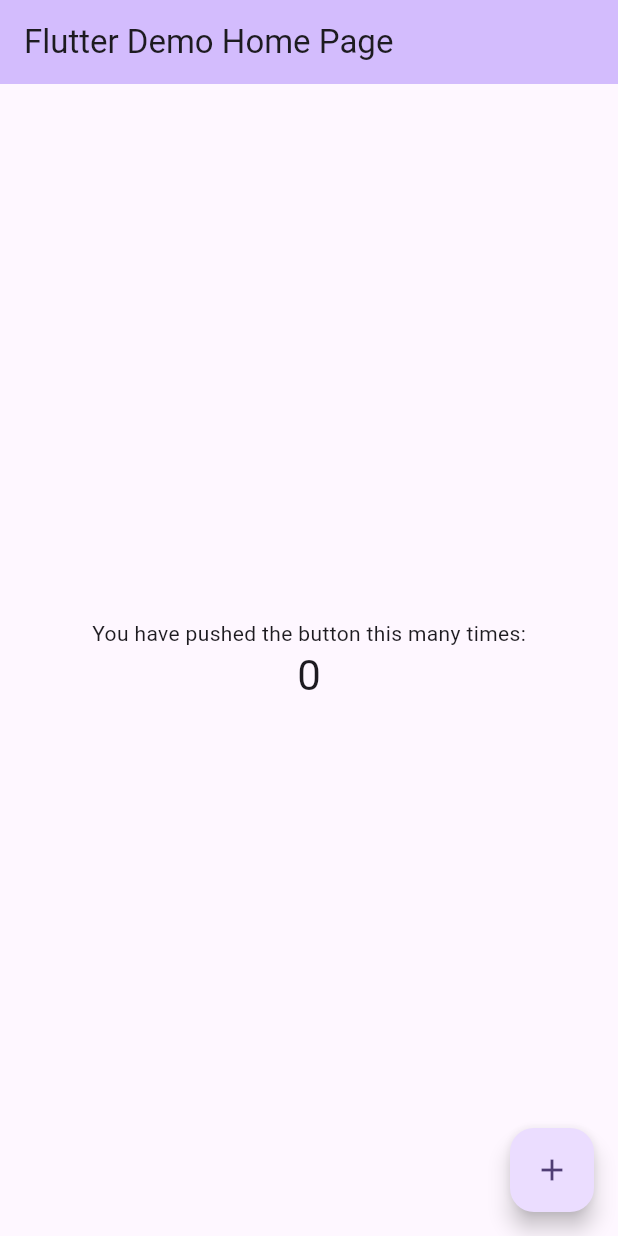
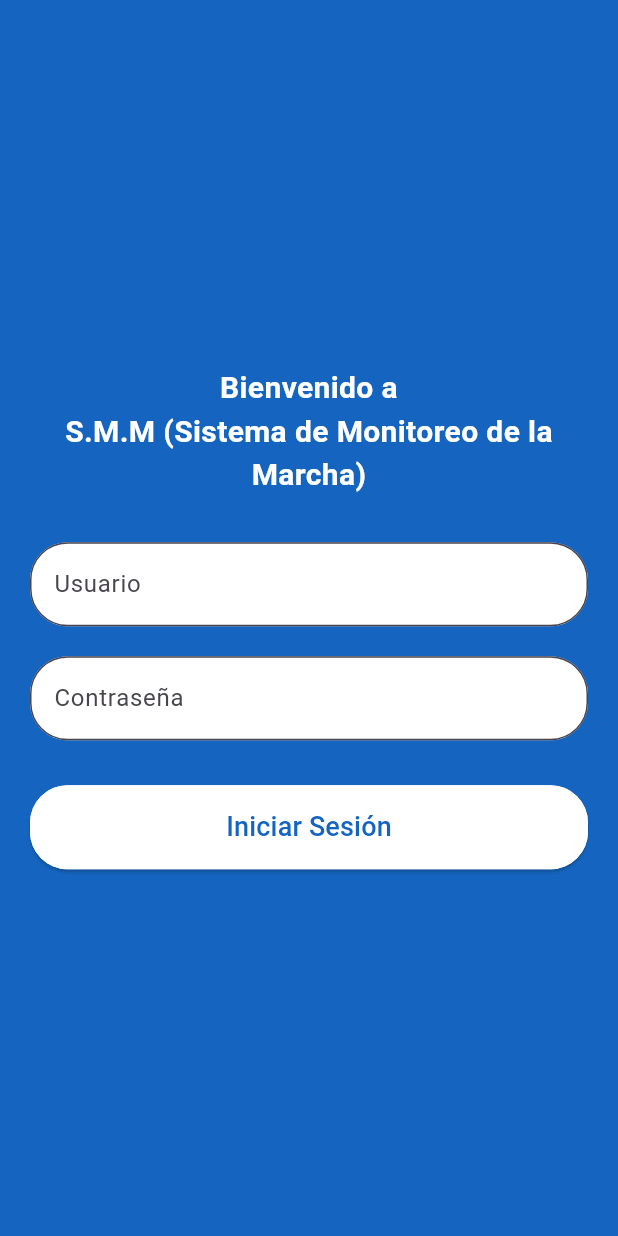
Before and after one commit to LEYENDARYCOMPANY2024/S.T.M-APP_MOVIL, a Flutter app: the screen it shows after launch, on a phone screen of 412 x 824 dp. Run offline on Flutter 3.47's test engine with Material 3 defaults, Android fonts, the phone set to English and light mode, and no system bars; our stand-ins replace supabase_flutter; accounts and stored records are empty.

Commit message:
Login y conexion a bd

```diff
--- a/app/lib/main.dart
+++ b/app/lib/main.dart
@@ -1,122 +1,35 @@
 import 'package:flutter/material.dart';
+import 'package:provider/provider.dart';
+import 'package:supabase_flutter/supabase_flutter.dart';
+import 'views/login_view.dart';
+import 'viewmodels/login_viewmodel.dart';
+import 'services/auth_services.dart';
 
-void main() {
+void main() async {
+  WidgetsFlutterBinding.ensureInitialized();
+
+  // Inicializar Supabase directamente
+  await Supabase.initialize(
+    url: "https://hxjmzijhcmhfcrjcptge.supabase.co",
+    anonKey: "eyJhbGciOiJIUzI1NiIsInR5cCI6IkpXVCJ9.eyJpc3MiOiJzdXBhYmFzZSIsInJlZiI6Imh4am16aWpoY21oZmNyamNwdGdlIiwicm9sZSI6ImFub24iLCJpYXQiOjE3NDAwODMxODgsImV4cCI6MjA1NTY1OTE4OH0.fZ1QaYkFTfJTdupOUkV7V9a7kIIVHCt_XusnNWxkyqw",
+  );
+
   runApp(const MyApp());
 }
 
 class MyApp extends StatelessWidget {
   const MyApp({super.key});
 
-  // This widget is the root of your application.
   @override
   Widget build(BuildContext context) {
-    return MaterialApp(
-      title: 'Flutter Demo',
-      theme: ThemeData(
-        // This is the theme of your application.
-        //
-        // TRY THIS: Try running your application with "flutter run". You'll see
-        // the application has a purple toolbar. Then, without quitting the app,
-        // try changing the seedColor in the colorScheme below to Colors.green
-        // and then invoke "hot reload" (save your changes or press the "hot
-        // reload" button in a Flutter-supported IDE, or press "r" if you used
-        // the command line to start the app).
-        //
-        // Notice that the counter didn't reset back to zero; the application
-        // state is not lost during the reload. To reset the state, use hot
-        // restart instead.
-        //
-        // This works for code too, not just values: Most code changes can be
-        // tested with just a hot reload.
-        colorScheme: ColorScheme.fromSeed(seedColor: Colors.deepPurple),
+    return MultiProvider(
+      providers: [
+        ChangeNotifierProvider(create: (_) => LoginViewModel(AuthService())),
+      ],
+      child: MaterialApp(
+        debugShowCheckedModeBanner: false,
+        home: LoginView(),
       ),
-      home: const MyHomePage(title: 'Flutter Demo Home Page'),
     );
   }
 }
-
-class MyHomePage extends StatefulWidget {
-  const MyHomePage({super.key, required this.title});
-
-  // This widget is the home page of your application. It is stateful, meaning
-  // that it has a State object (defined below) that contains fields that affect
-  // how it looks.
-
-  // This class is the configuration for the state. It holds the values (in this
-  // case the title) provided by the parent (in this case the App widget) and
-  // used by the build method of the State. Fields in a Widget subclass are
-  // always marked "final".
-
-  final String title;
-
-  @override
-  State<MyHomePage> createState() => _MyHomePageState();
-}
-
-class _MyHomePageState extends State<MyHomePage> {
-  int _counter = 0;
-
-  void _incrementCounter() {
-    setState(() {
-      // This call to setState tells the Flutter framework that something has
-      // changed in this State, which causes it to rerun the build method below
-      // so that the display can reflect the updated values. If we changed
-      // _counter without calling setState(), then the build method would not be
-      // called again, and so nothing would appear to happen.
-      _counter++;
-    });
-  }
-
-  @override
-  Widget build(BuildContext context) {
-    // This method is rerun every time setState is called, for instance as done
-    // by the _incrementCounter method above.
-    //
-    // The Flutter framework has been optimized to make rerunning build methods
-    // fast, so that you can just rebuild anything that needs updating rather
-    // than having to individually change instances of widgets.
-    return Scaffold(
-      appBar: AppBar(
-        // TRY THIS: Try changing the color here to a specific color (to
-        // Colors.amber, perhaps?) and trigger a hot reload to see the AppBar
-        // change color while the other colors stay the same.
-        backgroundColor: Theme.of(context).colorScheme.inversePrimary,
-        // Here we take the value from the MyHomePage object that was created by
-        // the App.build method, and use it to set our appbar title.
-        title: Text(widget.title),
-      ),
-      body: Center(
-        // Center is a layout widget. It takes a single child and positions it
-        // in the middle of the parent.
-        child: Column(
-          // Column is also a layout widget. It takes a list of children and
-          // arranges them vertically. By default, it sizes itself to fit its
-          // children horizontally, and tries to be as tall as its parent.
-          //
-          // Column has various properties to control how it sizes itself and
-          // how it positions its children. Here we use mainAxisAlignment to
-          // center the children vertically; the main axis here is the vertical
-          // axis because Columns are vertical (the cross axis would be
-          // horizontal).
-          //
-          // TRY THIS: Invoke "debug painting" (choose the "Toggle Debug Paint"
-          // action in the IDE, or press "p" in the console), to see the
-          // wireframe for each widget.
-          mainAxisAlignment: MainAxisAlignment.center,
-          children: <Widget>[
-            const Text('You have pushed the button this many times:'),
-            Text(
-              '$_counter',
-              style: Theme.of(context).textTheme.headlineMedium,
-            ),
-          ],
-        ),
-      ),
-      floatingActionButton: FloatingActionButton(
-        onPressed: _incrementCounter,
-        tooltip: 'Increment',
-        child: const Icon(Icons.add),
-      ), // This trailing comma makes auto-formatting nicer for build methods.
-    );
-  }
-}
--- /dev/null
+++ b/app/lib/services/auth_services.dart
@@ -0,0 +1,21 @@
+import 'package:supabase_flutter/supabase_flutter.dart';
+
+class AuthService {
+  final SupabaseClient _supabase = Supabase.instance.client;
+
+  Future<bool> login(String username, String password) async {
+    try {
+      final response = await _supabase
+          .from('pacientes')
+          .select('nombre_usuario_p, contrasena_p')
+          .eq('nombre_usuario_p', username)
+          .eq('contrasena_p', password)
+          .maybeSingle();
+
+      return response != null;
+    } catch (e) {
+      print('Error en login: $e');
+      return false;
+    }
+  }
+}
--- /dev/null
+++ b/app/lib/viewmodels/login_viewmodel.dart
@@ -0,0 +1,21 @@
+import 'package:flutter/material.dart';
+import '../services/auth_services.dart';
+
+class LoginViewModel extends ChangeNotifier {
+  final AuthService _authService;
+  TextEditingController usernameController = TextEditingController();
+  TextEditingController passwordController = TextEditingController();
+
+  LoginViewModel(this._authService);
+
+  Future<void> login() async {
+    String username = usernameController.text;
+    String password = passwordController.text;
+    bool success = await _authService.login(username, password);
+    if (success) {
+      print('Login exitoso');
+    } else {
+      print('Credenciales incorrectas');
+    }
+  }
+}
--- /dev/null
+++ b/app/lib/views/login_view.dart
@@ -0,0 +1,77 @@
+// login_view.dart
+import 'package:flutter/material.dart';
+import 'package:provider/provider.dart';
+import '../viewmodels/login_viewmodel.dart';
+
+class LoginView extends StatelessWidget {
+  @override
+  Widget build(BuildContext context) {
+    final viewModel = Provider.of<LoginViewModel>(context);
+
+    return Scaffold(
+      backgroundColor: Colors.blue[800],
+      body: Center(
+        child: Padding(
+          padding: EdgeInsets.all(20.0),
+          child: Column(
+            mainAxisAlignment: MainAxisAlignment.center,
+            crossAxisAlignment: CrossAxisAlignment.stretch,
+            children: [
+              Text(
+                'Bienvenido a\nS.M.M (Sistema de Monitoreo de la Marcha)',
+                textAlign: TextAlign.center,
+                style: TextStyle(
+                  color: Colors.white,
+                  fontSize: 20,
+                  fontWeight: FontWeight.bold,
+                ),
+              ),
+              SizedBox(height: 30),
+              TextField(
+                controller: viewModel.usernameController,
+                decoration: InputDecoration(
+                  filled: true,
+                  fillColor: Colors.white,
+                  border: OutlineInputBorder(
+                    borderRadius: BorderRadius.circular(25),
+                  ),
+                  labelText: 'Usuario',
+                ),
+              ),
+              SizedBox(height: 20),
+              TextField(
+                controller: viewModel.passwordController,
+                decoration: InputDecoration(
+                  filled: true,
+                  fillColor: Colors.white,
+                  border: OutlineInputBorder(
+                    borderRadius: BorderRadius.circular(25),
+                  ),
+                  labelText: 'Contraseña',
+                ),
+                obscureText: true,
+              ),
+              SizedBox(height: 30),
+              ElevatedButton(
+                style: ElevatedButton.styleFrom(
+                  backgroundColor: Colors.white,
+                  foregroundColor: Colors.blue[800],
+                  shape: RoundedRectangleBorder(
+                    borderRadius: BorderRadius.circular(25),
+                    side: BorderSide(color: Colors.white),
+                  ),
+                  padding: EdgeInsets.symmetric(vertical: 15),
+                ),
+                onPressed: viewModel.login,
+                child: Text(
+                  'Iniciar Sesión',
+                  style: TextStyle(fontSize: 18),
+                ),
+              ),
+            ],
+          ),
+        ),
+      ),
+    );
+  }
+}
--- a/app/pubspec.yaml
+++ b/app/pubspec.yaml
@@ -34,6 +34,11 @@ dependencies:
   # The following adds the Cupertino Icons font to your application.
   # Use with the CupertinoIcons class for iOS style icons.
   cupertino_icons: ^1.0.8
+  supabase: ^2.6.3
+  supabase_flutter: ^2.6.3
+  flutter_dotenv: ^5.0.2
+  provider: 6.1.2
+
 
 dev_dependencies:
   flutter_test:
```
Also changed, not shown: app/pubspec.lock, 7 other files.
